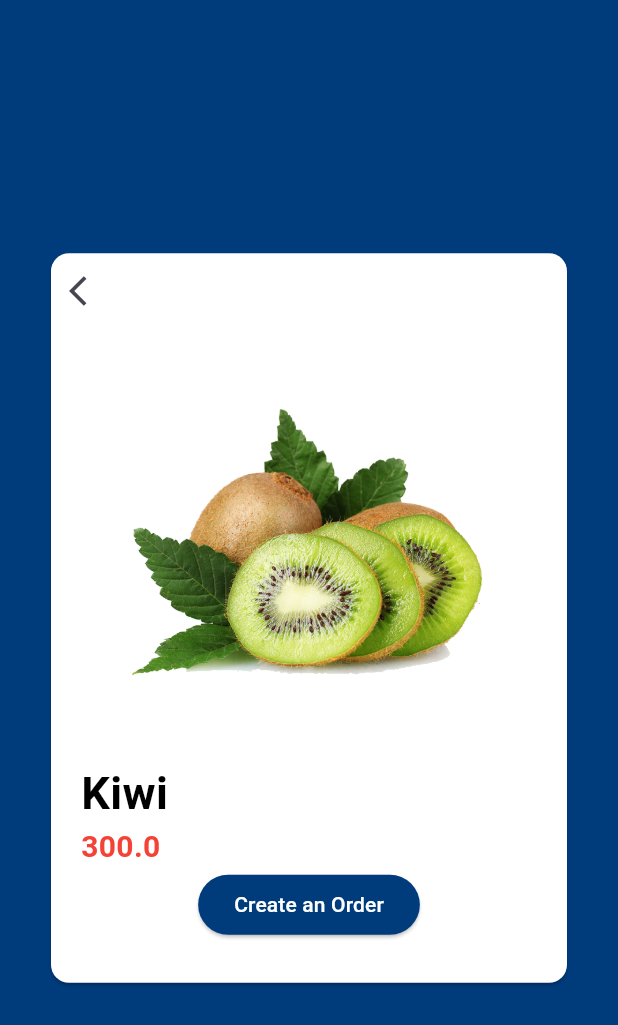
After one commit to akarshbr/technaureus_test, a Flutter app: the screen it shows after launch, item 2 of the bottom bar chosen, scrolled down 116 dp, after a tap on "Kiwi", on a phone screen of 412 x 824 dp. The commit adds this screen. Shown: the top 1025 px of the screen. Run offline on Flutter 3.47's test engine with Material 3 defaults, Android fonts, the phone set to English and light mode, and no system bars; our stand-ins replace font_awesome_flutter, image_picker.

Commit message:
product detail screen added

```diff
--- a/lib/core/constants/text_styles.dart
+++ b/lib/core/constants/text_styles.dart
@@ -15,7 +15,17 @@ class GlobalTextStyles {
     return TextStyle(color: color, fontWeight: fontWeight, fontSize: size);
   }
 
-  static const TextStyle customerScreenCardBSTS=TextStyle(fontWeight: FontWeight.bold,fontSize: 20,color: ColorTheme.onBGColor);
+  static const TextStyle productScreenCardBSTS = TextStyle(
+    fontWeight: FontWeight.bold,
+    fontSize: 20,
+    color: ColorTheme.onBGColor,
+  );
+
+  static const TextStyle customerScreenCardBSTS = TextStyle(
+    fontWeight: FontWeight.bold,
+    fontSize: 20,
+    color: ColorTheme.onBGColor,
+  );
 
   static customerScreenTS({
     double size = 15,
--- a/lib/presentation/home_screen/view/widgets/home_screen_card.dart
+++ b/lib/presentation/home_screen/view/widgets/home_screen_card.dart
@@ -13,12 +13,13 @@ class HomeScreenCard extends StatelessWidget {
 
   @override
   Widget build(BuildContext context) {
+    var controller = Provider.of<HomeScreenController>(context, listen: false);
     return Material(
       color: Colors.transparent,
       elevation: 10,
       child: Container(
         decoration: BoxDecoration(
-            color: Provider.of<HomeScreenController>(context, listen: false).selectedIndex == index
+            color: controller.selectedIndex == index
                 ? ColorTheme.primaryColor
                 : ColorTheme.bgColor,
             borderRadius: BorderRadius.circular(10)),
@@ -26,14 +27,14 @@ class HomeScreenCard extends StatelessWidget {
           mainAxisAlignment: MainAxisAlignment.center,
           children: [
             Icon(icon,
-                color: Provider.of<HomeScreenController>(context, listen: false).selectedIndex == index
+                color: controller.selectedIndex == index
                     ? ColorTheme.bgColor
                     : ColorTheme.primaryColor,
                 size: 50),
             Text(
               text,
               style: TextStyle(
-                  color: Provider.of<HomeScreenController>(context, listen: false).selectedIndex == index
+                  color: controller.selectedIndex == index
                       ? ColorTheme.bgColor
                       : ColorTheme.primaryColor,
                   fontWeight: FontWeight.bold,
--- a/lib/presentation/product_screen/view/product_screen.dart
+++ b/lib/presentation/product_screen/view/product_screen.dart
@@ -1,5 +1,6 @@
 import 'package:clean_code_demo/core/constants/colors.dart';
 import 'package:clean_code_demo/core/constants/text_styles.dart';
+import 'package:clean_code_demo/presentation/product_screen/view/widgets/product_details_screen.dart';
 import 'package:clean_code_demo/presentation/product_screen/view/widgets/product_screen_card.dart';
 import 'package:clean_code_demo/widget/search_bar.dart';
 import 'package:flutter/material.dart';
@@ -22,9 +23,11 @@ class _ProductScreenState extends State<ProductScreen> {
       appBar: AppBar(
         backgroundColor: ColorTheme.bgColor,
         surfaceTintColor: ColorTheme.bgColor,
-        leading: IconButton(onPressed: () {
-          Provider.of<BottomNavigationController>(context,listen: false).currentIndex=0;
-        }, icon: Icon(Icons.arrow_back_ios)),
+        leading: IconButton(
+            onPressed: () {
+              Provider.of<BottomNavigationController>(context, listen: false).currentIndex = 0;
+            },
+            icon: Icon(Icons.arrow_back_ios)),
         centerTitle: true,
         title: Text(
           "Nest HyperMarket",
@@ -49,11 +52,23 @@ class _ProductScreenState extends State<ProductScreen> {
           ),
           itemCount: 10,
           itemBuilder: (context, index) {
-            return ProductScreenCard(
-              image: 'assets/dummy/kiwi.png',
-              productName: 'Kiwi',
-              price: 300,
-              size: size,
+            return InkWell(
+              onTap: () {
+                Navigator.push(
+                    context,
+                    MaterialPageRoute(
+                      builder: (context) => ProductDetailsScreen(
+                        productName: 'Kiwi',
+                        size: size, price: 300,
+                      ),
+                    ));
+              },
+              child: ProductScreenCard(
+                image: 'assets/dummy/kiwi.png',
+                productName: 'Kiwi',
+                price: 300,
+                size: size,
+              ),
             );
           }),
     );
--- /dev/null
+++ b/lib/presentation/product_screen/view/widgets/product_details_screen.dart
@@ -0,0 +1,83 @@
+import 'package:clean_code_demo/core/constants/colors.dart';
+import 'package:flutter/material.dart';
+
+import '../../../../core/constants/text_styles.dart';
+
+class ProductDetailsScreen extends StatelessWidget {
+  const ProductDetailsScreen({super.key, required this.productName, required this.size, required this.price});
+
+  final String productName;
+  final Size size;
+  final double price;
+
+  @override
+  Widget build(BuildContext context) {
+    return Scaffold(
+      backgroundColor: ColorTheme.primaryColor,
+      body: Center(
+        child: Container(
+          padding: EdgeInsets.only(left: 30, right: 30),
+          width: size.width,
+          height: size.height * .6,
+          child: Card(
+            color: ColorTheme.bgColor,
+            child: SingleChildScrollView(
+              child: Column(
+                crossAxisAlignment: CrossAxisAlignment.start,
+                children: [
+                  Container(
+                    height: 50,
+                    child: Row(
+                      children: [
+                        IconButton(
+                            onPressed: () {
+                              Navigator.pop(context);
+                            },
+                            icon: Icon(Icons.arrow_back_ios)),
+                      ],
+                    ),
+                  ),
+                  Center(
+                    child: Container(
+                      height: size.width * .7,
+                      width: size.width * .7,
+                      decoration: BoxDecoration(
+                        image: DecorationImage(
+                          image: AssetImage("assets/dummy/kiwi.png"),
+                          fit: BoxFit.contain,
+                        ),
+                      ),
+                    ),
+                  ),
+                  Padding(
+                    padding: const EdgeInsets.only(left: 20),
+                    child: Text(
+                      productName,
+                      style: GlobalTextStyles.productScreenTS(
+                          color: ColorTheme.onBGColor, fontWeight: FontWeight.bold, size: 30),
+                    ),
+                  ),
+                  Padding(
+                    padding: const EdgeInsets.only(left: 20),
+                    child: Text(
+                      "$price",
+                      style: GlobalTextStyles.productScreenTS(
+                          color: Colors.red, size: 20, fontWeight: FontWeight.bold),
+                    ),
+                  ),
+                  Center(
+                    child: ElevatedButton(
+                      onPressed: () {},
+                      child: Text("Create an Order",style: TextStyle(color: ColorTheme.bgColor),),
+                      style: ElevatedButton.styleFrom(backgroundColor: ColorTheme.primaryColor),
+                    ),
+                  )
+                ],
+              ),
+            ),
+          ),
+        ),
+      ),
+    );
+  }
+}
```
